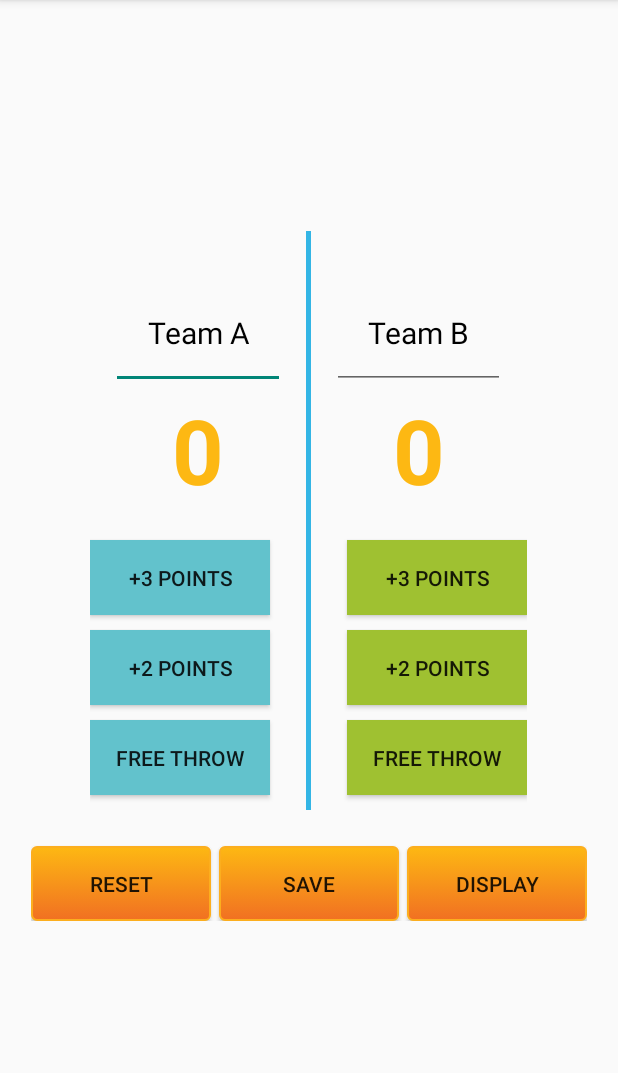
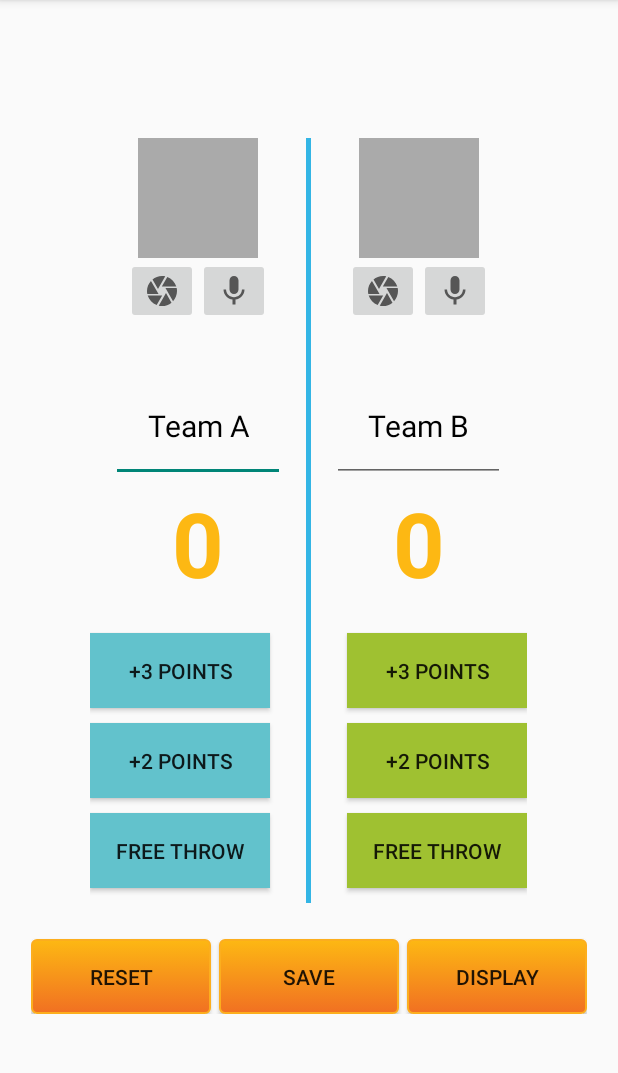
Before and after one commit to manjushachava1/BasketballCounter, an Android app: the screen it shows after launch (MainActivity), on a phone screen of 412 x 824 dp, the part 84-1157 px from its top. Run offline under Robolectric (Android 15) with nearby library versions, the phone set to English and light mode, and no system bars.

Commit message:
camera and sound UI buttons added

```diff
--- /dev/null
+++ b/app/src/main/res/drawable/ic_baseline_camera_24.xml
@@ -0,0 +1,10 @@
+<vector xmlns:android="http://schemas.android.com/apk/res/android"
+    android:width="24dp"
+    android:height="24dp"
+    android:viewportWidth="24"
+    android:viewportHeight="24"
+    android:tint="?attr/colorControlNormal">
+  <path
+      android:fillColor="@android:color/white"
+      android:pathData="M9.4,10.5l4.77,-8.26C13.47,2.09 12.75,2 12,2c-2.4,0 -4.6,0.85 -6.32,2.25l3.66,6.35 0.06,-0.1zM21.54,9c-0.92,-2.92 -3.15,-5.26 -6,-6.34L11.88,9h9.66zM21.8,10h-7.49l0.29,0.5 4.76,8.25C21,16.97 22,14.61 22,12c0,-0.69 -0.07,-1.35 -0.2,-2zM8.54,12l-3.9,-6.75C3.01,7.03 2,9.39 2,12c0,0.69 0.07,1.35 0.2,2h7.49l-1.15,-2zM2.46,15c0.92,2.92 3.15,5.26 6,6.34L12.12,15L2.46,15zM13.73,15l-3.9,6.76c0.7,0.15 1.42,0.24 2.17,0.24 2.4,0 4.6,-0.85 6.32,-2.25l-3.66,-6.35 -0.93,1.6z"/>
+</vector>
--- /dev/null
+++ b/app/src/main/res/drawable/ic_baseline_mic_24.xml
@@ -0,0 +1,10 @@
+<vector xmlns:android="http://schemas.android.com/apk/res/android"
+    android:width="24dp"
+    android:height="24dp"
+    android:viewportWidth="24"
+    android:viewportHeight="24"
+    android:tint="?attr/colorControlNormal">
+  <path
+      android:fillColor="@android:color/white"
+      android:pathData="M12,14c1.66,0 2.99,-1.34 2.99,-3L15,5c0,-1.66 -1.34,-3 -3,-3S9,3.34 9,5v6c0,1.66 1.34,3 3,3zM17.3,11c0,3 -2.54,5.1 -5.3,5.1S6.7,14 6.7,11L5,11c0,3.41 2.72,6.23 6,6.72L11,21h2v-3.28c3.28,-0.48 6,-3.3 6,-6.72h-1.7z"/>
+</vector>
--- a/app/src/main/res/layout/fragment_main_activity.xml
+++ b/app/src/main/res/layout/fragment_main_activity.xml
@@ -1,6 +1,5 @@
 <?xml version="1.0" encoding="utf-8"?>
-<androidx.constraintlayout.widget.ConstraintLayout
-    xmlns:android="http://schemas.android.com/apk/res/android"
+<androidx.constraintlayout.widget.ConstraintLayout xmlns:android="http://schemas.android.com/apk/res/android"
     xmlns:tools="http://schemas.android.com/tools"
     android:id="@+id/titleConstraint"
     android:layout_width="match_parent"
@@ -24,6 +23,35 @@
                 android:layout_width="wrap_content"
                 android:layout_height="wrap_content"
                 android:orientation="vertical">
+
+                <ImageView
+                    android:id="@+id/game_photoA"
+                    android:layout_width="80dp"
+                    android:layout_height="80dp"
+                    android:layout_gravity="center"
+                    android:background="@android:color/darker_gray"
+                    android:cropToPadding="true"
+                    android:scaleType="centerInside" />
+
+                <LinearLayout
+                    android:layout_width="wrap_content"
+                    android:layout_height="wrap_content"
+                    android:layout_gravity="center"
+                    android:orientation="horizontal">
+
+                    <ImageButton
+                        android:id="@+id/game_cameraA"
+                        android:layout_width="match_parent"
+                        android:layout_height="wrap_content"
+                        android:src="@drawable/ic_baseline_camera_24" />
+
+                    <ImageButton
+                        android:id="@+id/game_soundA"
+                        android:layout_width="match_parent"
+                        android:layout_height="wrap_content"
+                        android:src="@drawable/ic_baseline_mic_24" />
+
+                </LinearLayout>
 
                 <EditText
                     android:layout_width="wrap_content"
@@ -96,7 +124,34 @@
                 android:layout_width="wrap_content"
                 android:layout_height="wrap_content"
                 android:orientation="vertical">
+                <ImageView
+                    android:id="@+id/game_photoB"
+                    android:layout_width="80dp"
+                    android:layout_height="80dp"
+                    android:layout_gravity="center"
+                    android:background="@android:color/darker_gray"
+                    android:cropToPadding="true"
+                    android:scaleType="centerInside" />
 
+                <LinearLayout
+                    android:layout_width="wrap_content"
+                    android:layout_height="wrap_content"
+                    android:layout_gravity="center"
+                    android:orientation="horizontal">
+
+                    <ImageButton
+                        android:id="@+id/game_cameraB"
+                        android:layout_width="match_parent"
+                        android:layout_height="wrap_content"
+                        android:src="@drawable/ic_baseline_camera_24" />
+
+                    <ImageButton
+                        android:id="@+id/game_soundB"
+                        android:layout_width="match_parent"
+                        android:layout_height="wrap_content"
+                        android:src="@drawable/ic_baseline_mic_24" />
+
+                </LinearLayout>
                 <EditText
                     android:layout_width="wrap_content"
                     android:layout_height="wrap_content"
```
